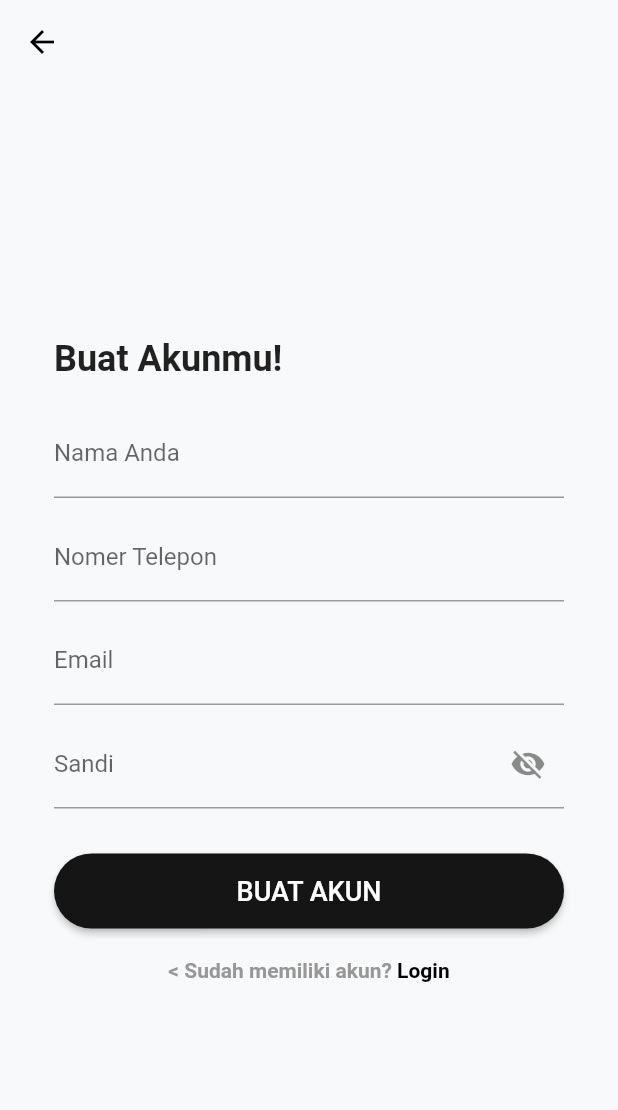
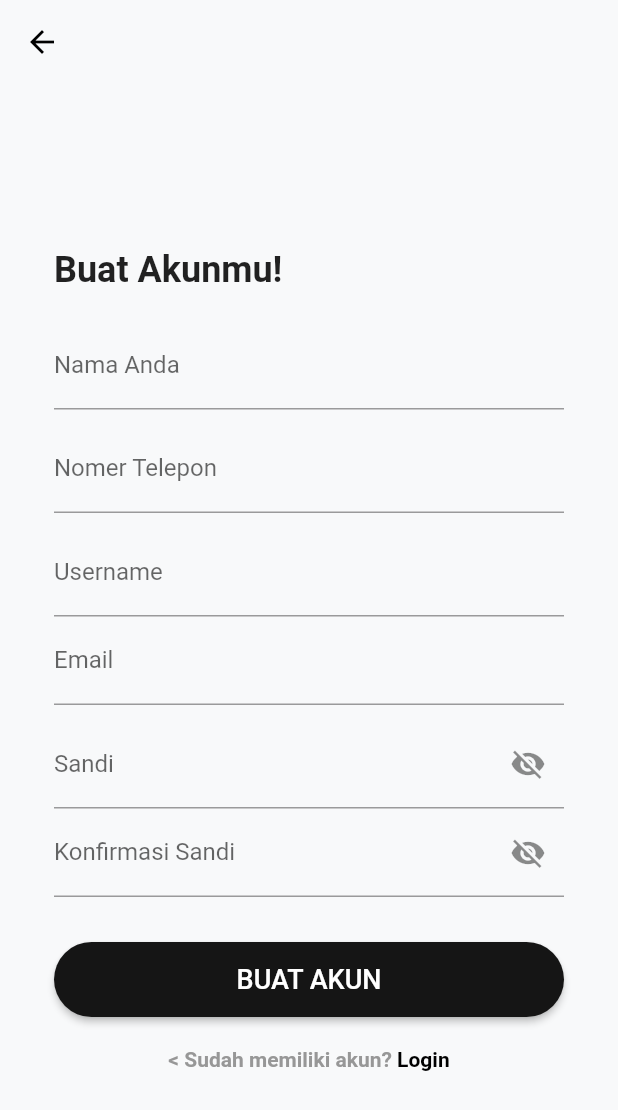
Before and after one commit to Ongghuen/suki-mobile, a Flutter app: the RegisterPage screen opened by its route, on a phone screen of 412 x 824 dp. Shown: the top 1110 px of the screen. Run offline on Flutter 3.47's test engine with Material 2 defaults, Android fonts, the phone set to English and light mode, and no system bars; our stand-ins replace bloc, equatable, flutter_bloc, google_fonts, hive_flutter, smooth_page_indicator; missing offline and left inert: slide; accounts and stored records are empty.

Commit message:
feat: add register functionality

```diff
--- a/lib/logic/data/bloc/auth/auth_event.dart
+++ b/lib/logic/data/bloc/auth/auth_event.dart
@@ -11,6 +11,12 @@ class UserAuthLogin extends AuthEvent {
   var data;
   UserAuthLogin(this.data);
 }
+
+class UserAuthRegister extends AuthEvent {
+  var data;
+  UserAuthRegister(this.data);
+}
+
 class UserAuthLogout extends AuthEvent {
   var token;
   UserAuthLogout(this.token);
--- a/lib/presentation/screens/register_page.dart
+++ b/lib/presentation/screens/register_page.dart
@@ -1,4 +1,6 @@
 import 'package:flutter/material.dart';
+import 'package:flutter_bloc/flutter_bloc.dart';
+import 'package:mobile/logic/data/bloc/auth/auth_bloc.dart';
 import 'package:mobile/presentation/screens/login_page.dart';
 import 'package:mobile/presentation/utils/components/snackbar.dart';
 
@@ -12,18 +14,22 @@ class RegisterPage extends StatefulWidget {
 class _RegisterPageState extends State<RegisterPage> {
   // controllers
   final _usernameController = TextEditingController();
+  final _nameController = TextEditingController();
   final _noTelpController = TextEditingController();
   final _emailController = TextEditingController();
   final _passController = TextEditingController();
+  final _passConfirmationController = TextEditingController();
   bool _hidePass = true;
 
   @override
   void dispose() {
     // TODO: implement dispose
     _usernameController.dispose();
+    _nameController.dispose();
     _noTelpController.dispose();
     _emailController.dispose();
     _passController.dispose();
+    _passConfirmationController.dispose();
     super.dispose();
   }
 
@@ -47,11 +53,6 @@ class _RegisterPageState extends State<RegisterPage> {
               child: Column(
                 mainAxisAlignment: MainAxisAlignment.center,
                 children: [
-                  // const Icon(
-                  //   Icons.android_outlined,
-                  //   size: 100,
-                  // ),
-                  // text di atas
                   Row(
                     mainAxisAlignment: MainAxisAlignment.start,
                     children: const [
@@ -70,7 +71,7 @@ class _RegisterPageState extends State<RegisterPage> {
 
                   // ini input text atau form
                   TextField(
-                    controller: _usernameController,
+                    controller: _nameController,
                     decoration: const InputDecoration(
                       border: UnderlineInputBorder(),
                       labelText: 'Nama Anda',
@@ -94,6 +95,15 @@ class _RegisterPageState extends State<RegisterPage> {
                     height: 10,
                   ),
                   //
+
+                  // ini input text atau form
+                  TextField(
+                    controller: _usernameController,
+                    decoration: const InputDecoration(
+                      border: UnderlineInputBorder(),
+                      labelText: 'Username',
+                    ),
+                  ),
 
                   // ini input text atau form
                   TextField(
@@ -128,6 +138,24 @@ class _RegisterPageState extends State<RegisterPage> {
                         )),
                   ),
 
+                  TextField(
+                    obscureText: _hidePass,
+                    controller: _passConfirmationController,
+                    decoration: InputDecoration(
+                        border: const UnderlineInputBorder(),
+                        labelText: 'Konfirmasi Sandi',
+                        suffixIcon: IconButton(
+                          icon: Icon(_hidePass
+                              ? Icons.visibility_off
+                              : Icons.visibility),
+                          onPressed: () {
+                            setState(() {
+                              _hidePass = !_hidePass;
+                            });
+                          },
+                        )),
+                  ),
+
                   //
                   const SizedBox(
                     height: 30,
@@ -143,11 +171,28 @@ class _RegisterPageState extends State<RegisterPage> {
                             shape: RoundedRectangleBorder(
                                 borderRadius: BorderRadius.circular(30)),
                             backgroundColor: const Color(0xFF151515)),
-                        child: const Text("BUAT AKUN",
-                            style: TextStyle(fontSize: 18)),
+                        child: BlocBuilder<AuthBloc, AuthState>(
+                            builder: (_, state) {
+                          if (state is AuthLoading) {
+                            return const CircularProgressIndicator(
+                              backgroundColor: Colors.black,
+                              color: Colors.white,
+                            );
+                          }
+                          return const Text("BUAT AKUN",
+                              style: TextStyle(fontSize: 18));
+                        }),
                         onPressed: () async {
-                          Navigator.of(context).pushNamed('/login');
-            showSnackbar(context, "INFO: blom ya fiturnya :)");
+                          var data = {
+                            "email": _emailController.text.trim(),
+                            "username": _usernameController.text.trim(),
+                            "name": _nameController.text.trim(),
+                            "noTelp": _noTelpController.text.trim(),
+                            "password": _passController.text.trim(),
+                            "password_confirmation":
+                                _passConfirmationController.text.trim(),
+                          };
+                          context.read<AuthBloc>().add(UserAuthRegister(data));
                         },
                       ),
                     ),
```
Also changed, not shown: lib/logic/data/bloc/auth/auth_bloc.dart (+32 -2 lines), lib/presentation/screens/home_page.dart (+12 -9 lines), lib/presentation/screens/login_page.dart (+12 -29 lines).
